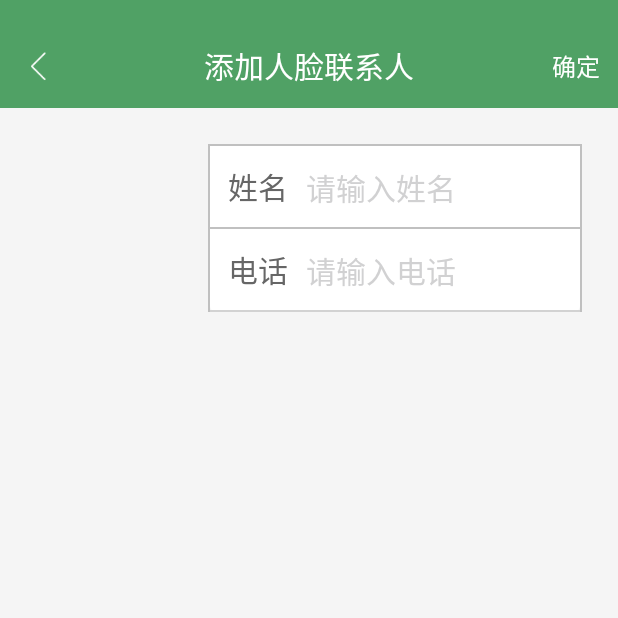
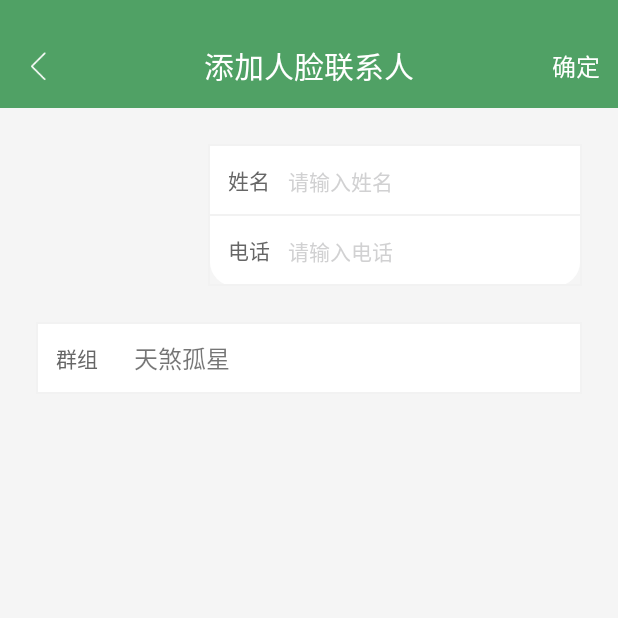
Before and after one commit to sooglejay/Albumer, an Android app: the AddNewPersonActivity screen opened directly, with no data from a screen before it, on a phone screen of 412 x 824 dp, the top half of it. Run offline under Robolectric (Android 15) with nearby library versions, the phone set to English and light mode, and no system bars; libraries missing offline, so code that uses them is left out: com.nostra13.universalimageloader, de.greenrobot.event; pictures from the network do not load; 1 statement that could not run was skipped.

Commit message:
fix  project

```diff
--- a/app/src/main/res/drawable/shape_4_white_color.xml
+++ b/app/src/main/res/drawable/shape_4_white_color.xml
@@ -1,5 +1,5 @@
 <?xml version="1.0" encoding="utf-8"?>
 <shape xmlns:android="http://schemas.android.com/apk/res/android" android:shape="rectangle">
     <solid android:color="@color/white_color"/>
-    <corners android:radius="4dp" />
+    <corners android:radius="16dp" />
 </shape>
--- a/app/src/main/res/layout/activity_add_new_person_activity.xml
+++ b/app/src/main/res/layout/activity_add_new_person_activity.xml
@@ -32,8 +32,9 @@
             <View
                 android:layout_width="1dp"
                 android:layout_marginLeft="16dp"
-                android:background="@color/gray_color"
+                android:background="@color/very_light_gray_color"
                 android:layout_height="match_parent"/>
+
             <LinearLayout
                 android:layout_width="0dp"
                 android:layout_height="wrap_content"
@@ -43,7 +44,7 @@
                 <View
                     android:layout_width="match_parent"
                     android:layout_height="1dp"
-                    android:background="@color/gray_color" />
+                    android:background="@color/very_light_gray_color" />
 
                 <LinearLayout
                     android:layout_width="match_parent"
@@ -60,7 +61,7 @@
                         android:layout_marginTop="@dimen/middle_padding"
                         android:text="姓名"
                         android:textColor="@color/dark_gray_color"
-                        android:textSize="20sp" />
+                        android:textSize="@dimen/middle_textsize" />
 
                     <EditText
                         android:id="@+id/et_name"
@@ -75,14 +76,14 @@
                         android:maxLength="11"
                         android:maxLines="1"
                         android:textColorHint="#d1d1d2"
-                        android:textSize="20sp" />
+                        android:textSize="@dimen/middle_textsize" />
 
                 </LinearLayout>
 
                 <View
                     android:layout_width="match_parent"
                     android:layout_height="1dp"
-                    android:background="@color/gray_color" />
+                    android:background="@color/very_light_gray_color" />
 
                 <LinearLayout
                     android:layout_width="match_parent"
@@ -98,7 +99,7 @@
                         android:layout_marginTop="@dimen/middle_padding"
                         android:text="电话"
                         android:textColor="@color/dark_gray_color"
-                        android:textSize="20sp" />
+                        android:textSize="@dimen/middle_textsize" />
 
                     <EditText
                         android:id="@+id/et_phone_number"
@@ -113,20 +114,95 @@
                         android:maxLength="11"
                         android:maxLines="1"
                         android:textColorHint="#d1d1d2"
-                        android:textSize="20sp" />
+                        android:textSize="@dimen/middle_textsize" />
 
                 </LinearLayout>
 
                 <View
                     android:layout_width="match_parent"
                     android:layout_height="1dp"
-                    android:background="#d2d2d2" />
+                    android:background="@color/very_light_gray_color" />
             </LinearLayout>
             <View
                 android:layout_width="1dp"
                 android:layout_marginRight="24dp"
-                android:background="@color/gray_color"
+                android:background="@color/very_light_gray_color"
                 android:layout_height="match_parent"/>
+
+
+
         </LinearLayout>
+
+
+
+        <View
+            android:layout_width="match_parent"
+            android:layout_height="1dp"
+            android:layout_marginTop="24dp"
+            android:layout_marginRight="24dp"
+            android:layout_marginLeft="24dp"
+            android:background="@color/very_light_gray_color" />
+
+        <LinearLayout
+            android:layout_width="match_parent"
+            android:orientation="horizontal"
+            android:layout_height="wrap_content">
+            <View
+                android:layout_width="1dp"
+                android:layout_marginLeft="24dp"
+                android:layout_height="match_parent"
+                android:background="@color/very_light_gray_color" />
+
+            <LinearLayout
+                android:layout_width="0dp"
+                android:layout_weight="1"
+                android:layout_height="wrap_content"
+                android:background="@color/white_color"
+                android:orientation="horizontal">
+
+                <TextView
+                    android:layout_width="wrap_content"
+                    android:layout_height="match_parent"
+                    android:paddingBottom="@dimen/middle_padding"
+                    android:paddingLeft="@dimen/middle_padding"
+                    android:paddingTop="@dimen/middle_padding"
+                    android:paddingRight="@dimen/middle_padding"
+                    android:layout_gravity="center"
+                    android:gravity="center"
+                    android:text="群组"
+                    android:textColor="@color/dark_gray_color"
+                    android:textSize="@dimen/middle_textsize" />
+
+                <TextView
+                    android:id="@+id/tv_group_name"
+                    android:layout_width="match_parent"
+                    android:layout_height="match_parent"
+                    android:layout_gravity="center"
+                    android:clickable="true"
+                    android:gravity="center|left"
+                    android:paddingLeft="@dimen/middle_padding"
+                     android:background="@drawable/btn_select_white"
+                    android:maxLines="1"
+                    android:text="天煞孤星"
+                    android:textColorHint="#d1d1d2"
+                    android:textSize="@dimen/big_textsize" />
+
+            </LinearLayout>
+
+            <View
+                android:layout_width="1dp"
+                android:layout_marginRight="24dp"
+                android:layout_height="match_parent"
+                android:background="@color/very_light_gray_color" />
+
+        </LinearLayout>
+        <View
+            android:layout_width="match_parent"
+            android:layout_height="1dp"
+            android:layout_marginRight="24dp"
+            android:layout_marginLeft="24dp"
+            android:background="@color/very_light_gray_color" />
+
+
     </LinearLayout>
 </LinearLayout>
```
